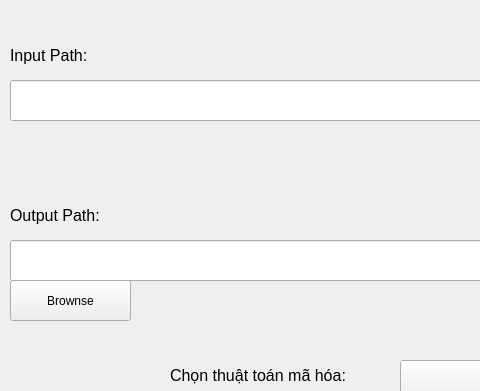
TranAnh35/information_security, file demo_App_Cryption/mainwindow.ui: the form before one commit; both pictures show x 0 to 480 and y 0 to 391 of the 800 by 600 pixel window.
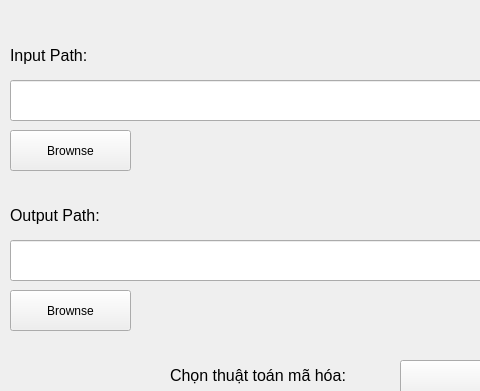
The form after the commit. The open tabs and pages were chosen to show the change.

```diff
--- a/demo_App_Cryption/mainwindow.ui
+++ b/demo_App_Cryption/mainwindow.ui
@@ -198,7 +198,20 @@
       <property name="geometry">
        <rect>
         <x>10</x>
-        <y>280</y>
+        <y>290</y>
+        <width>121</width>
+        <height>41</height>
+       </rect>
+      </property>
+      <property name="text">
+       <string>Brownse</string>
+      </property>
+     </widget>
+     <widget class="QPushButton" name="file_browseInputButton">
+      <property name="geometry">
+       <rect>
+        <x>10</x>
+        <y>130</y>
         <width>121</width>
         <height>41</height>
        </rect>
```
Left out of the diff: 6 changed lines with no effect on the pictures.
